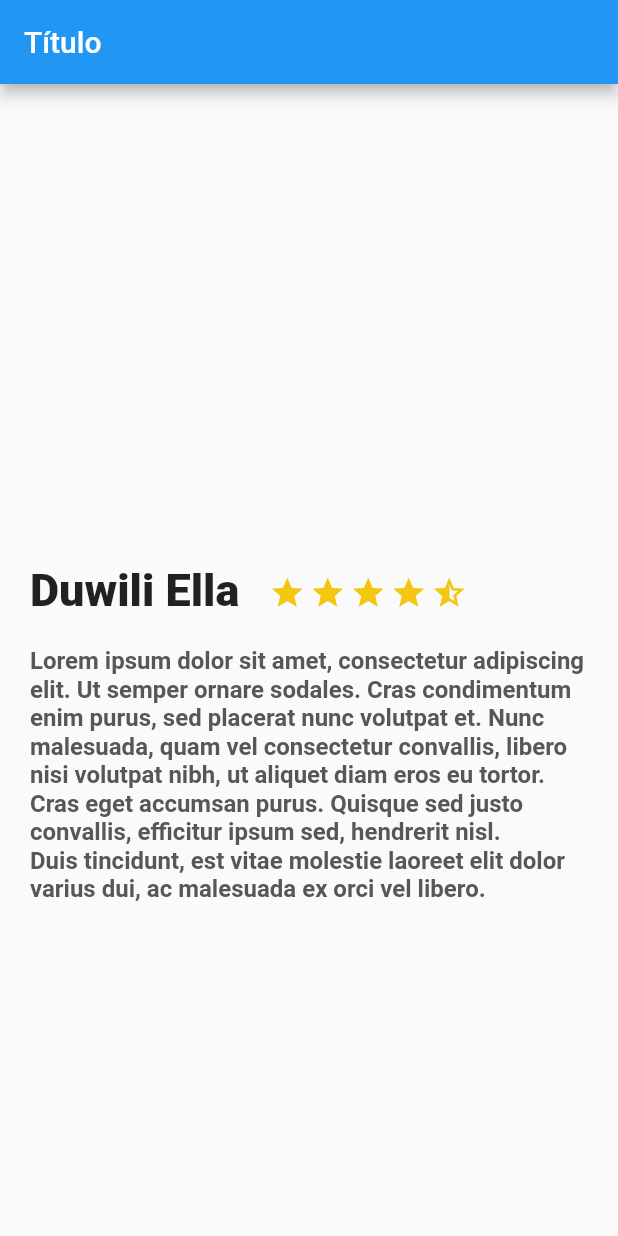
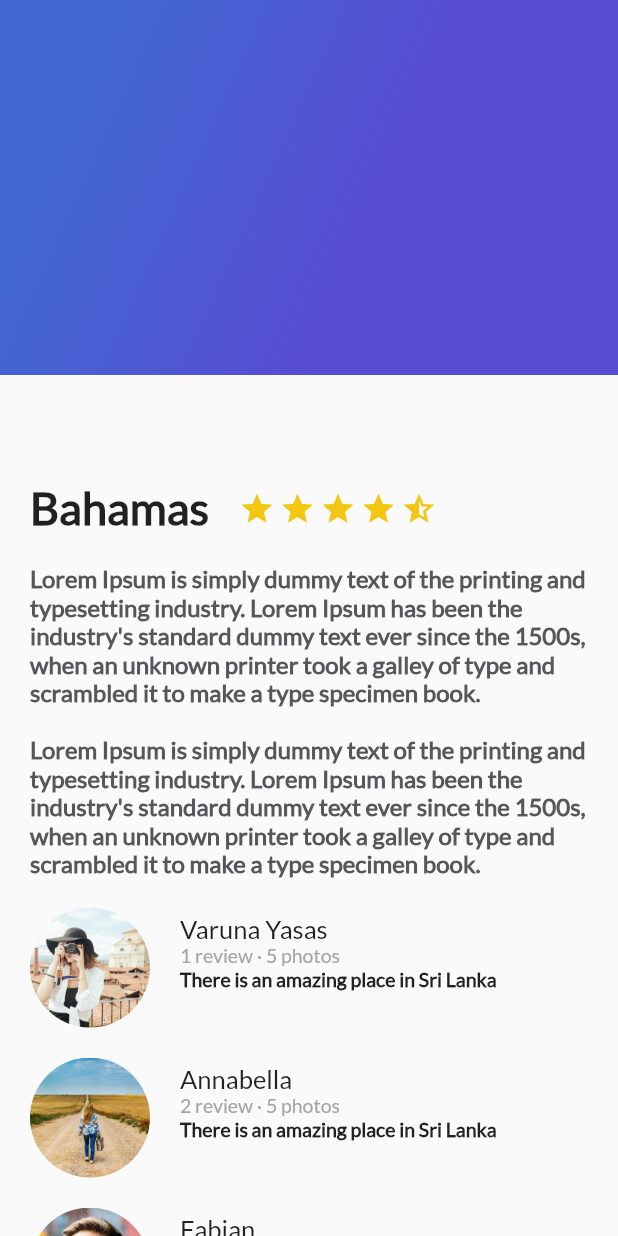
Before and after one commit to LucasEzequielGiordano/first_app, a Flutter app: the screen it shows after launch, on a phone screen of 412 x 824 dp. Run offline on Flutter 3.47's test engine with Material 2 defaults, Android fonts, the phone set to English and light mode, and no system bars.

Commit message:
added reviews

```diff
--- a/lib/main.dart
+++ b/lib/main.dart
@@ -1,6 +1,84 @@
-// funcion principal
 import 'package:flutter/material.dart';
-import 'package:flutter_application_1/src/app.dart';
+import 'package:flutter_application_1/src/pages/description_place.dart';
+import 'package:flutter_application_1/src/pages/gradient_back.dart';
+import 'package:flutter_application_1/src/pages/review_list.dart';
 
+void main() => runApp(MyApp());
 
-void main() => runApp(const MyApp());
+// ignore: must_be_immutable
+class MyApp extends StatelessWidget {
+  String descriptionDummy =
+      "Lorem Ipsum is simply dummy text of the printing and typesetting industry. Lorem Ipsum has been the industry's standard dummy text ever since the 1500s, when an unknown printer took a galley of type and scrambled it to make a type specimen book. \n\nLorem Ipsum is simply dummy text of the printing and typesetting industry. Lorem Ipsum has been the industry's standard dummy text ever since the 1500s, when an unknown printer took a galley of type and scrambled it to make a type specimen book.";
+
+  MyApp({Key? key}) : super(key: key);
+  @override
+  Widget build(BuildContext context) {
+    return MaterialApp(
+      debugShowCheckedModeBanner: false,
+      title: 'Flutter Demo',
+      theme: ThemeData(
+        primarySwatch: Colors.blue,
+      ),
+      home: Scaffold(
+        //body: new DescriptionPlace("Bahamas", 4, descriptionDummy),
+        body: Stack(
+          children: <Widget>[
+            ListView(
+              children: <Widget>[
+                DescriptionPlace("Bahamas", 4, descriptionDummy),
+                const ReviewList()
+              ],
+            ),
+            const GradientBack()
+          ],
+        ),
+      ),
+    );
+  }
+}
+
+class MyHomePage extends StatefulWidget {
+  const MyHomePage({Key? key, required this.title}) : super(key: key);
+  final String title;
+
+  @override
+  _MyHomePageState createState() => _MyHomePageState();
+}
+
+class _MyHomePageState extends State<MyHomePage> {
+  int _counter = 0;
+
+  void _incrementCounter() {
+    setState(() {
+      _counter++;
+    });
+  }
+
+  @override
+  Widget build(BuildContext context) {
+    return Scaffold(
+      appBar: AppBar(
+        title: Text(widget.title),
+      ),
+      body: Center(
+        child: Column(
+          mainAxisAlignment: MainAxisAlignment.center,
+          children: <Widget>[
+            const Text(
+              'You have pushed the button this many times:',
+            ),
+            Text(
+              '$_counter',
+              style: Theme.of(context).textTheme.headline4,
+            ),
+          ],
+        ),
+      ),
+      floatingActionButton: FloatingActionButton(
+        onPressed: _incrementCounter,
+        tooltip: 'Increment',
+        child: const Icon(Icons.add),
+      ),
+    );
+  }
+}
--- a/lib/src/app.dart
+++ /dev/null
@@ -1,18 +0,0 @@
-// acá va la lógica
-import 'package:flutter/material.dart';
-import 'package:flutter_application_1/src/pages/home_page.dart';
-
-class MyApp extends StatelessWidget {
-  const MyApp({Key? key}) : super(key: key);
-
-  static const String _title = 'Flutter Code Sample';
-
-  @override
-  Widget build(BuildContext context) {
-    return const MaterialApp(
-      debugShowCheckedModeBanner: false,
-      title: _title,
-      home: HomePage(),
-    );
-  }
-}
--- a/lib/src/pages/description_place.dart
+++ b/lib/src/pages/description_place.dart
@@ -34,7 +34,10 @@ class DescriptionPlace extends StatelessWidget {
           margin: const EdgeInsets.only(top: 320.0, left: 20.0, right: 20.0),
           child: Text(
             namePlace,
-            style: const TextStyle(fontSize: 30.0, fontWeight: FontWeight.w900),
+            style: const TextStyle(
+                fontFamily: 'Lato',
+                fontSize: 30.0,
+                fontWeight: FontWeight.w900),
             textAlign: TextAlign.left,
           ),
         ),
@@ -49,6 +52,7 @@ class DescriptionPlace extends StatelessWidget {
       child: Text(
         descriptionPlace,
         style: const TextStyle(
+            fontFamily: "Lato",
             fontSize: 16.0,
             fontWeight: FontWeight.bold,
             color: Color(0xFF56575a)),
--- /dev/null
+++ b/lib/src/pages/gradient_back.dart
@@ -0,0 +1,19 @@
+import 'package:flutter/material.dart';
+
+class GradientBack extends StatelessWidget {
+  const GradientBack({Key? key}) : super(key: key);
+
+  @override
+  Widget build(BuildContext context) {
+    return Container(
+      height: 250.0,
+      decoration: const BoxDecoration(
+          gradient: LinearGradient(
+              colors: [Color(0xFF4268D3), Color(0xFF584CD1)],
+              begin: FractionalOffset(0.2, 0.0),
+              end: FractionalOffset(1.0, 0.6),
+              stops: [0.0, 0.6],
+              tileMode: TileMode.clamp)),
+    );
+  }
+}
--- a/lib/src/pages/home_page.dart
+++ /dev/null
@@ -1,18 +0,0 @@
-// pagina principal
-import 'package:flutter/material.dart';
-import 'description_place.dart';
-
-class HomePage extends StatelessWidget {
-  const HomePage({Key? key}) : super(key: key);
-
-  @override
-  Widget build(BuildContext context) {
-    return Scaffold(
-      appBar: AppBar(
-        title: const Text('Título'),
-      ),
-      body: DescriptionPlace('Duwili Ella', 1,
-          'Lorem ipsum dolor sit amet, consectetur adipiscing elit. Ut semper ornare sodales. Cras condimentum enim purus, sed placerat nunc volutpat et. Nunc malesuada, quam vel consectetur convallis, libero nisi volutpat nibh, ut aliquet diam eros eu tortor. Cras eget accumsan purus. Quisque sed justo convallis, efficitur ipsum sed, hendrerit nisl. \nDuis tincidunt, est vitae molestie laoreet elit dolor varius dui, ac malesuada ex orci vel libero.'),
-    );
-  }
-}
--- /dev/null
+++ b/lib/src/pages/review.dart
@@ -0,0 +1,63 @@
+import 'package:flutter/material.dart';
+
+// ignore: must_be_immutable
+class Review extends StatelessWidget {
+  String pathImage = 'assets/img/reviewImage.jpg';
+  String name = "Varuna Yasas";
+  String details = "1 review · 5 photos";
+  String comment = "There is an amazing place in Sri Lanka";
+
+  Review(this.pathImage, this.name, this.details, this.comment, {Key? key})
+      : super(key: key);
+
+  @override
+  Widget build(BuildContext context) {
+    final userComment = Container(
+      margin: const EdgeInsets.only(left: 20.0),
+      child: Text(
+        comment,
+        textAlign: TextAlign.left,
+        style: const TextStyle(
+            fontFamily: "Lato", fontSize: 13.0, fontWeight: FontWeight.w900),
+      ),
+    );
+
+    final userInfo = Container(
+      margin: const EdgeInsets.only(left: 20.0),
+      child: Text(
+        details,
+        textAlign: TextAlign.left,
+        style: const TextStyle(
+            fontFamily: "Lato", fontSize: 13.0, color: Color(0xFFa3a5a7)),
+      ),
+    );
+
+    final userName = Container(
+      margin: const EdgeInsets.only(left: 20.0),
+      child: Text(
+        name,
+        textAlign: TextAlign.left,
+        style: const TextStyle(fontFamily: "Lato", fontSize: 17.0),
+      ),
+    );
+
+    final userDetails = Column(
+      crossAxisAlignment: CrossAxisAlignment.start,
+      children: <Widget>[userName, userInfo, userComment],
+    );
+
+    final photo = Container(
+      margin: const EdgeInsets.only(top: 20.0, left: 20.0),
+      width: 80.0,
+      height: 80.0,
+      decoration: BoxDecoration(
+          shape: BoxShape.circle,
+          image:
+              DecorationImage(fit: BoxFit.cover, image: AssetImage(pathImage))),
+    );
+
+    return Row(
+      children: <Widget>[photo, userDetails],
+    );
+  }
+}
--- /dev/null
+++ b/lib/src/pages/review_list.dart
@@ -0,0 +1,21 @@
+import 'package:flutter/material.dart';
+import 'review.dart';
+
+class ReviewList extends StatelessWidget {
+  const ReviewList({Key? key}) : super(key: key);
+
+  @override
+  Widget build(BuildContext context) {
+    return Column(
+      crossAxisAlignment: CrossAxisAlignment.start,
+      children: <Widget>[
+        Review("assets/img/reviewImage.jpg", "Varuna Yasas",
+            "1 review · 5 photos", "There is an amazing place in Sri Lanka"),
+        Review("assets/img/anna.jpg", "Annabella", "2 review · 5 photos",
+            "There is an amazing place in Sri Lanka"),
+        Review("assets/img/fabian.jpg", "Fabian", "2 review · 2 photos",
+            "There is an amazing place in Sri Lanka"),
+      ],
+    );
+  }
+}
--- a/lib/src/pages/second_page.dart
+++ /dev/null
@@ -1 +0,0 @@
-import 'package:flutter/material.dart';
```
Also changed, not shown: pubspec.yaml (+8 -3 lines), assets/img/anna.jpg (added), assets/img/fabian.jpg (added), assets/img/reviewImage.jpg (added), fonts/Lato-Regular.ttf (added), 1 other file.
